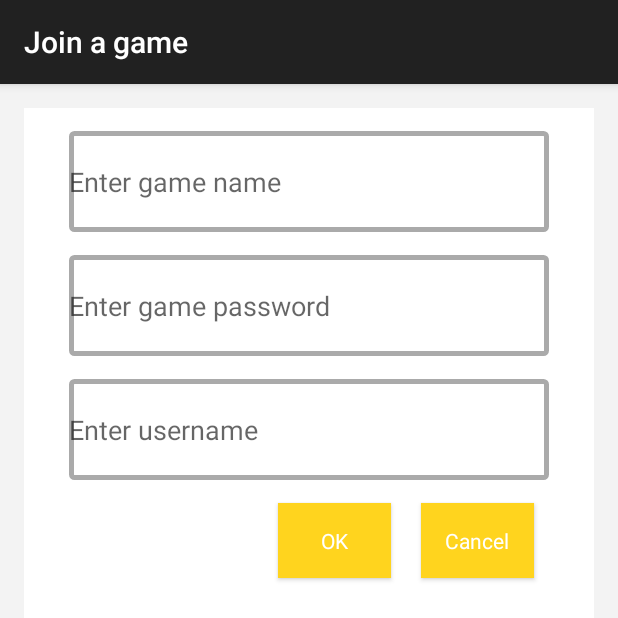
After one commit to winokurow/Geofox, an Android app: the JoinGameActivity screen opened directly, with no data from a screen before it, on a phone screen of 412 x 824 dp. The commit adds this screen. Shown: the top 618 px of the screen. Run offline under Robolectric (Android 15) with nearby library versions, the phone set to English and light mode, and no system bars; our stand-ins replace Volley.

Commit message:
Current Stand

```diff
--- a/src/main/AndroidManifest.xml
+++ b/src/main/AndroidManifest.xml
@@ -49,8 +49,8 @@
             android:label="@string/title_activity_maps" >
         </activity>
         <activity
-            android:name=".activity_join_game"
-            android:label="@string/title_activity_activity_join_game" >
+            android:name=".JoinGameActivity"
+            android:label="@string/title_activity_join_game" >
         </activity>
     </application>
 
--- /dev/null
+++ b/src/main/res/layout/activity_join_game.xml
@@ -0,0 +1,91 @@
+ <RelativeLayout xmlns:android="http://schemas.android.com/apk/res/android"
+        xmlns:tools="http://schemas.android.com/tools"
+        android:layout_width="match_parent"
+        android:layout_height="match_parent"
+        android:paddingLeft="@dimen/activity_horizontal_margin"
+        android:paddingRight="@dimen/activity_horizontal_margin"
+        android:paddingTop="@dimen/activity_vertical_margin"
+        android:paddingBottom="@dimen/activity_vertical_margin"
+        tools:context="org.games.geofox.JoinGameActivity"
+        android:background="#fff3f3f3">
+
+        <LinearLayout
+            android:orientation="vertical"
+            android:layout_width="match_parent"
+            android:layout_height="match_parent"
+            android:paddingLeft="30dp"
+            android:paddingRight="30dp"
+            android:background="#ffffffff">
+
+            <View
+                android:layout_width="fill_parent"
+                android:layout_height="15dp" >
+            </View>
+            <EditText
+                android:id="@+id/gameName"
+                android:layout_width="match_parent"
+                android:layout_height="67dp"
+                android:hint="@string/newgame_nameEditText"
+                android:imeOptions="actionNext"
+                android:background="@drawable/edittextstyle"
+                />
+
+            <View
+                android:layout_width="fill_parent"
+                android:layout_height="15dp" >
+            </View>
+            <EditText
+                android:id="@+id/gamePassword"
+                android:layout_width="match_parent"
+                android:layout_height="67dp"
+                android:hint="@string/newgame_passwordEditText"
+                android:imeOptions="actionNext"
+                android:inputType="textPassword"
+                android:background="@drawable/edittextstyle"
+                />
+
+
+            <View
+                android:layout_width="fill_parent"
+                android:layout_height="15dp" >
+            </View>
+
+            <EditText
+                android:id="@+id/username"
+                android:layout_width="match_parent"
+                android:layout_height="67dp"
+                android:hint="@string/newgame_usernameEditText"
+                android:imeOptions="actionNext"
+                android:background="@drawable/edittextstyle"
+                />
+
+            <RelativeLayout
+                android:orientation="horizontal"
+                android:layout_width="match_parent"
+                android:layout_height="128dp"
+                android:layout_below="@+id/username"
+                android:baselineAligned="false">
+
+                <Button
+                    android:text="@string/newgame_cancelButtonText"
+                    android:id="@+id/cancelButton"
+                    android:onClick="gotoMainActivity"
+                    style ="@style/buttonsmall"
+
+                    android:layout_alignParentRight="true"
+                    />
+                <Button
+                    android:text="@string/newgame_okButtonText"
+                    android:id="@+id/okButton"
+                    android:onClick="doStartGame"
+                    style ="@style/buttonsmall"
+                    android:layout_alignParentTop="true"
+                    android:layout_toLeftOf="@+id/cancelButton"
+
+                    />
+
+
+
+            </RelativeLayout>
+        </LinearLayout>
+    </RelativeLayout>
--- a/src/main/res/layout/activity_main.xml
+++ b/src/main/res/layout/activity_main.xml
@@ -44,6 +44,7 @@
             android:layout_gravity="center_horizontal"
             android:background="#ffffd41e"
             android:text="@string/main_joingameButton"
+            android:onClick="gotoJoinGame"
             android:textColor="@android:color/white"
             android:textSize="@dimen/abc_text_size_display_1_material"
             android:capitalize="words"
--- a/src/main/res/menu/menu_activity_join_game.xml
+++ b/src/main/res/menu/menu_join_game.xml
@@ -1,7 +1,6 @@
 <menu xmlns:android="http://schemas.android.com/apk/res/android"
     xmlns:app="http://schemas.android.com/apk/res-auto"
-    xmlns:tools="http://schemas.android.com/tools"
-    tools:context="org.games.geofox.activity_join_game">
+    xmlns:tools="http://schemas.android.com/tools" tools:context="org.games.geofox.JoinGameActivity">
     <item android:id="@+id/action_settings" android:title="@string/action_settings"
         android:orderInCategory="100" app:showAsAction="never" />
 </menu>
--- /dev/null
+++ b/src/main/res/values/buttons_styles.xml
@@ -0,0 +1,27 @@
+<?xml version="1.0" encoding="utf-8"?>
+<resources>
+
+    <style name="buttonsmall" parent="generalbutton">
+        <item name="android:textSize">@dimen/abc_text_size_body_2_material</item>
+        <item name="android:layout_height">50dp</item>
+        <item name="android:layout_width">75dp</item>
+    </style>
+
+    <style name="buttonbig" parent="generalbutton">
+        <item name="android:textSize">@dimen/abc_text_size_display_1_material</item>
+        <item name="android:layout_height">100dp</item>
+        <item name="android:layout_width">215dp</item>
+    </style>
+
+    <style name="generalbutton" parent="android:style/Widget.Button">
+        <item name="android:background">#ffffd41e</item>
+        <item name="android:textColor">@android:color/white</item>
+        <item name="android:capitalize">words</item>
+        <item name="android:textAllCaps">false</item>
+        <item name="android:layout_marginTop">15dp</item>
+        <item name="android:layout_marginRight">10dp</item>
+        <item name="android:layout_marginLeft">10dp</item>
+        <item name="android:layout_gravity">center_horizontal</item>
+    </style>
+
+</resources>
--- a/src/main/res/values/strings.xml
+++ b/src/main/res/values/strings.xml
@@ -16,7 +16,7 @@
         <item>Alien Hunt</item>
     </string-array>
     <string name="title_activity_maps">Map</string>
-    <string name="title_activity_activity_join_game">activity_join_game</string>
+    <string name="title_activity_join_game">Join a game</string>
 
     <string name="hello_world">Hello world!</string>
 
```
Also changed, not shown: src/main/java/org/games/geofox/JoinGameActivity.java (added, +217 -0 lines), src/main/java/org/games/geofox/MainActivity.java (+8 -1 lines), src/main/java/org/games/geofox/NewGameActivity.java (+0 -12 lines), src/main/java/org/games/geofox/activity_join_game.java (deleted, +0 -38 lines), src/main/res/drawable/styles.xml (deleted, +0 -14 lines), src/main/res/layout/activity_activity_join_game.xml (deleted, +0 -12 lines), src/main/res/layout/activity_new_game.xml (+6 -3 lines), src/main/res/values/styles.xml (+0 -26 lines).
